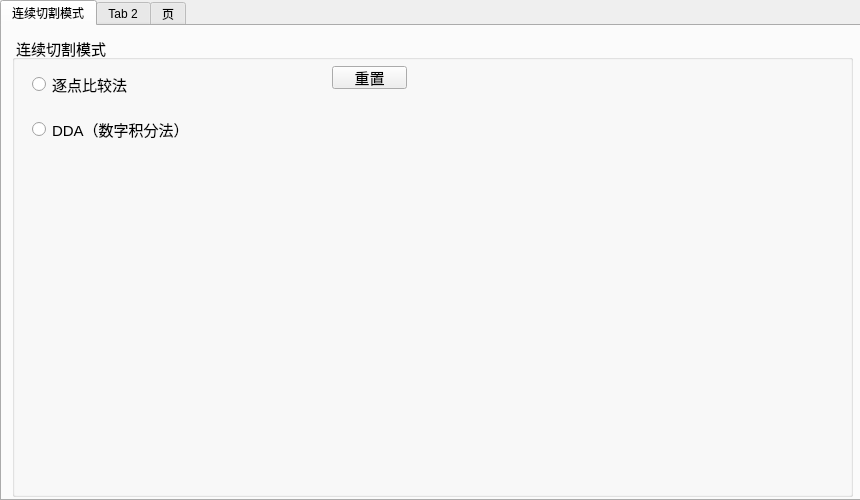
First picture: the form in GAnalysis/setting/algorithmWindow/algorithmset.ui, repository LiuSheng66/GAnalysis, before the edit.
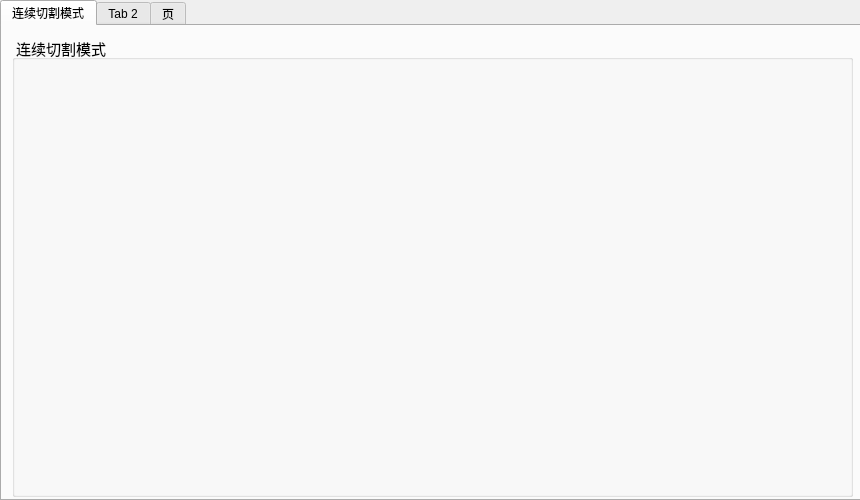
Second picture: the form after the edit.

```diff
--- a/GAnalysis/setting/algorithmWindow/algorithmset.ui
+++ b/GAnalysis/setting/algorithmWindow/algorithmset.ui
@@ -59,53 +59,6 @@
       <property name="title">
        <string> 连续切割模式</string>
       </property>
-      <widget class="QWidget" name="verticalLayoutWidget">
-       <property name="geometry">
-        <rect>
-         <x>20</x>
-         <y>30</y>
-         <width>194</width>
-         <height>83</height>
-        </rect>
-       </property>
-       <layout class="QVBoxLayout" name="verticalLayout">
-        <property name="spacing">
-         <number>12</number>
-        </property>
-        <item>
-         <widget class="QRadioButton" name="radioButton">
-          <property name="font">
-           <font>
-            <pointsize>11</pointsize>
-           </font>
-          </property>
-          <property name="text">
-           <string>逐点比较法</string>
-          </property>
-         </widget>
-        </item>
-        <item>
-         <widget class="QRadioButton" name="radioButton_2">
-          <property name="text">
-           <string>DDA（数字积分法）</string>
-          </property>
-         </widget>
-        </item>
-       </layout>
-      </widget>
-      <widget class="QPushButton" name="pushButton">
-       <property name="geometry">
-        <rect>
-         <x>320</x>
-         <y>30</y>
-         <width>75</width>
-         <height>23</height>
-        </rect>
-       </property>
-       <property name="text">
-        <string>重置</string>
-       </property>
-      </widget>
      </widget>
     </widget>
     <widget class="QWidget" name="tab_2">
```
